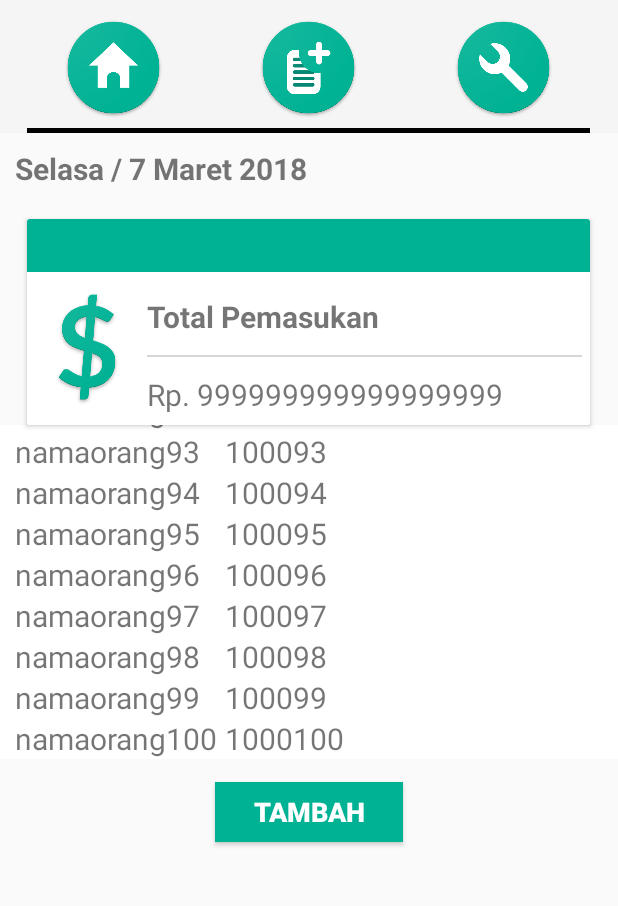
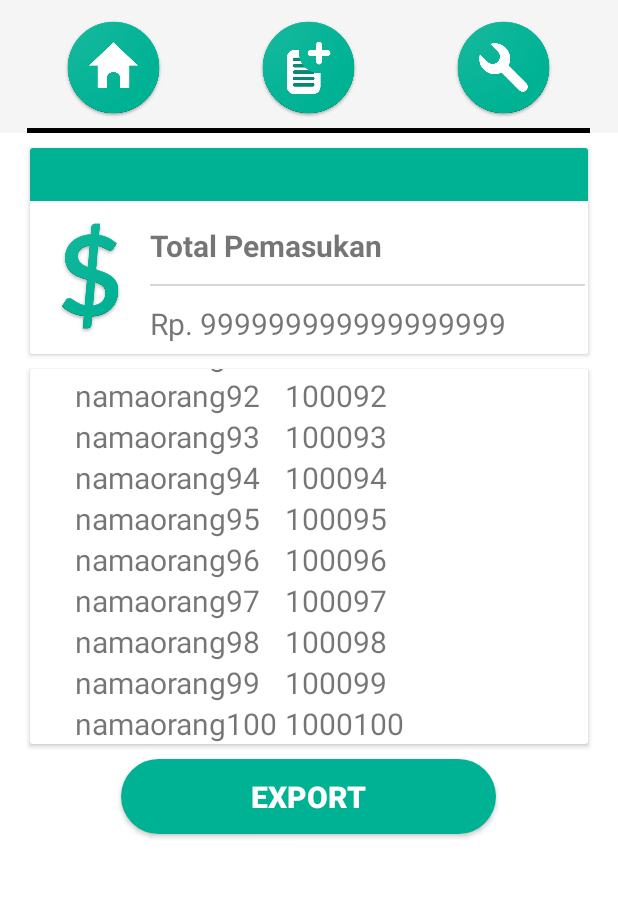
Before and after one commit to arifandis/BayarKas, an Android app: the HomeActivity screen opened directly, with no data from a screen before it, after a tap on an icon or button, on a phone screen of 412 x 824 dp, the part 75-981 px from its top. Run offline under Robolectric (Android 15) with nearby library versions, the phone set to English and light mode, and no system bars; 1 other tap on this screen came first.

Commit message:
Ngerapiin layout

```diff
--- a/app/src/main/java/squad/seven/bayarkas/Fragment/FragmentSimpan.java
+++ b/app/src/main/java/squad/seven/bayarkas/Fragment/FragmentSimpan.java
@@ -24,7 +24,9 @@ public class FragmentSimpan extends Fragment {
     public View onCreateView(LayoutInflater inflater, ViewGroup container,
                              Bundle savedInstanceState) {
         // Inflate the layout for this fragment
-        return inflater.inflate(R.layout.fragment_simpan, container, false);
+        View v = inflater.inflate(R.layout.fragment_simpan, container, false);
+
+        return v;
     }
 
 }
--- a/app/src/main/java/squad/seven/bayarkas/Fragment/FragmentTambahData.java
+++ b/app/src/main/java/squad/seven/bayarkas/Fragment/FragmentTambahData.java
@@ -24,7 +24,9 @@ public class FragmentTambahData extends Fragment {
     public View onCreateView(LayoutInflater inflater, ViewGroup container,
                              Bundle savedInstanceState) {
         // Inflate the layout for this fragment
-        return inflater.inflate(R.layout.fragment_tambah_data, container, false);
+        View v =inflater.inflate(R.layout.fragment_tambah_data, container, false);
+
+        return v;
     }
 
 }
--- a/app/src/main/java/squad/seven/bayarkas/HomeActivity.java
+++ b/app/src/main/java/squad/seven/bayarkas/HomeActivity.java
@@ -7,6 +7,7 @@ import android.support.v7.app.AppCompatActivity;
 import android.os.Bundle;
 import android.view.View;
 import android.widget.Button;
+import android.widget.Toast;
 
 import squad.seven.bayarkas.Fragment.FragmentRekap;
 import squad.seven.bayarkas.Fragment.FragmentSettings;
@@ -15,8 +16,8 @@ import squad.seven.bayarkas.Fragment.ViewHistoryFragment;
 
 public class HomeActivity extends AppCompatActivity {
     AppBarLayout mAppBarLayout;
-    Button mHomeBtn,mRekapBtn,mSettingBtn,mTambahBtn;
-    Fragment fragment;
+    Button mHomeBtn,mRekapBtn,mSettingBtn;
+    int count=0;
 
     @Override
     protected void onCreate(Bundle savedInstanceState) {
@@ -27,58 +28,65 @@ public class HomeActivity extends AppCompatActivity {
         mHomeBtn = findViewById(R.id.home);
         mRekapBtn = findViewById(R.id.rekap);
         mSettingBtn = findViewById(R.id.setting);
-        mTambahBtn = findViewById(R.id.button_tambah);
 
-        toViewContent();
+        firstFragment();
 
-        mTambahBtn.setOnClickListener(new View.OnClickListener() {
+        mHomeBtn.setOnClickListener(new View.OnClickListener() {
             @Override
             public void onClick(View v) {
-                toViewTambahKas();
+                moveToFragment(R.id.home);
             }
         });
-
         mSettingBtn.setOnClickListener(new View.OnClickListener() {
             @Override
             public void onClick(View v) {
-                toViewSetting();
+                moveToFragment(R.id.setting);
             }
         });
-
         mRekapBtn.setOnClickListener(new View.OnClickListener() {
             @Override
             public void onClick(View v) {
-                toViewRekap();
+                moveToFragment(R.id.rekap);
             }
         });
 
     }
 
-    void toViewContent(){
-        fragment = new ViewHistoryFragment();
+    void firstFragment(){
+        Fragment fragment = new ViewHistoryFragment();
         FragmentTransaction transaction = getSupportFragmentManager().beginTransaction();
         transaction.replace(R.id.content_view,fragment);
         transaction.commit();
     }
 
-    void toViewSetting() {
-        fragment = new FragmentSettings();
+    void moveToFragment(int id){
+        Fragment fragment=null;
+        switch (id){
+            case R.id.home:
+                fragment = new ViewHistoryFragment();
+                break;
+            case R.id.rekap:
+                fragment = new FragmentRekap();
+                break;
+            case R.id.setting:
+                fragment = new FragmentSettings();
+                break;
+        }
         FragmentTransaction transaction = getSupportFragmentManager().beginTransaction();
-        transaction.replace(R.id.content_view, fragment);
+        transaction.replace(R.id.content_view,fragment);
         transaction.commit();
     }
 
-    void toViewTambahKas() {
-        fragment = new FragmentTambahKas();
-        FragmentTransaction transaction = getSupportFragmentManager().beginTransaction();
-        transaction.replace(R.id.content_view, fragment);
-        transaction.commit();
-    }
-
-    void toViewRekap() {
-        fragment = new FragmentRekap();
-        FragmentTransaction transaction = getSupportFragmentManager().beginTransaction();
-        transaction.replace(R.id.content_view, fragment);
-        transaction.commit();
+    @Override
+    public void onBackPressed() {
+        count++;
+        switch (count){
+            case 1:
+                Toast.makeText(this, "Tekan sekali lagi untuk keluar", Toast.LENGTH_SHORT).show();
+                break;
+            case 2:
+                finish();
+                break;
+        }
     }
 }
--- a/app/src/main/res/drawable/button_white.xml
+++ b/app/src/main/res/drawable/button_green.xml
@@ -1,6 +1,6 @@
 <?xml version="1.0" encoding="utf-8"?>
 <shape xmlns:android="http://schemas.android.com/apk/res/android"
     android:shape="rectangle" android:padding="10dp">
-    <solid android:color="#ffffff"/>
-    <corners android:radius="20dp"/>
+    <solid android:color="#00B294"/>
+    <corners android:radius="100dp"/>
 </shape>
--- a/app/src/main/res/layout/activity_home.xml
+++ b/app/src/main/res/layout/activity_home.xml
@@ -66,40 +66,10 @@
         android:layout_gravity="center"/>
     </android.support.design.widget.AppBarLayout>
 
-    <TextView
-        android:layout_width="375dp"
-        android:layout_height="wrap_content"
-        android:layout_marginLeft="10dp"
-        android:layout_marginTop="10dp"
-        android:text="Selasa / 7 Maret 2018"
-        android:textSize="20dp"
-        android:textStyle="bold"/>
-
     <LinearLayout
         android:id="@+id/content_view"
         android:layout_width="match_parent"
-        android:layout_height="380dp"
-        android:orientation="vertical">
-
-            <android.support.v7.widget.RecyclerView
-                android:id="@+id/recycler_list_history"
-                android:layout_width="match_parent"
-                android:layout_height="wrap_content">
-
-            </android.support.v7.widget.RecyclerView>
-    </LinearLayout>
-
-    <Button
-        android:id="@+id/button_tambah"
-        android:layout_width="125dp"
-        android:layout_height="40dp"
-        android:background="#00B294"
-        android:text="Tambah"
-        android:textSize="18dp"
-        android:layout_marginTop="15dp"
-        android:textColor="#ffffff"
-        android:layout_gravity="center"
-        android:textStyle="bold"/>
-
+        android:layout_height="match_parent"
+        android:orientation="vertical"></LinearLayout>
 
 </LinearLayout>
--- a/app/src/main/res/layout/fragment_rekap.xml
+++ b/app/src/main/res/layout/fragment_rekap.xml
@@ -3,14 +3,18 @@
     android:layout_width="match_parent"
     android:layout_height="match_parent"
     android:orientation="vertical"
+    android:background="@android:color/white"
     tools:context="squad.seven.bayarkas.Fragment.FragmentRekap">
 
     <!-- TODO: Update blank fragment layout -->
     <android.support.v7.widget.CardView
-        android:layout_width="375dp"
+        android:layout_width="match_parent"
         android:layout_height="wrap_content"
         android:layout_gravity="center"
-        android:layout_marginTop="20dp">
+        android:layout_marginTop="10dp"
+        android:layout_marginRight="20dp"
+        android:layout_marginLeft="20dp"
+        android:layout_marginBottom="10dp">
 
         <LinearLayout
             android:layout_width="match_parent"
@@ -26,9 +30,13 @@
 
                 <Spinner
                     android:id="@+id/bulan"
-                    android:layout_width="match_parent"
                     android:layout_height="35dp"
                     android:background="#00B294"
+                    android:layout_width="fill_parent"
+                    android:drawSelectorOnTop="true"
+                    android:prompt="@string/bulan"
+                    android:entries="@array/spinner"
+                    android:textAlignment="center"
                     >
 
                 </Spinner>
@@ -84,36 +92,41 @@
 
                     </LinearLayout>
                 </LinearLayout>
-
             </LinearLayout>
-
         </LinearLayout>
-
     </android.support.v7.widget.CardView>
 
-
+    <android.support.v7.widget.CardView
+        android:layout_width="match_parent"
+        android:layout_height="wrap_content"
+        android:layout_marginRight="20dp"
+        android:layout_marginLeft="20dp"
+        android:layout_marginBottom="10dp">
         <LinearLayout
             android:layout_width="match_parent"
-        android:layout_height="wrap_content"
+            android:layout_height="250dp"
             android:orientation="vertical">
 
             <android.support.v7.widget.RecyclerView
                 android:id="@+id/recycler_list_rekap"
                 android:layout_width="match_parent"
-            android:layout_height="wrap_content">
+                android:layout_height="wrap_content"
+                android:layout_marginRight="20dp"
+                android:layout_marginLeft="20dp">
 
             </android.support.v7.widget.RecyclerView>
         </LinearLayout>
 
+    </android.support.v7.widget.CardView>
+
     <Button
         android:layout_width="250dp"
-        android:layout_height="60dp"
-        android:background="#00B294"
+        android:layout_height="50dp"
         android:layout_gravity="center"
-        android:layout_marginTop="50dp"
+        android:background="@drawable/button_green"
+        android:text="Export"
+        android:textColor="#ffffff"
         android:textSize="20dp"
-        android:textStyle="bold"
-        android:text="Export"
-        android:textColor="#ffffff"/>
+        android:textStyle="bold" />
 
 </LinearLayout>
--- a/app/src/main/res/layout/fragment_settings.xml
+++ b/app/src/main/res/layout/fragment_settings.xml
@@ -12,8 +12,7 @@
         android:id="@+id/tambah_data"
         android:layout_width="300dp"
         android:layout_height="50dp"
-        android:layout_marginTop="50dp"
-        android:background="#00B294"
+        android:background="@drawable/button_green"
         android:layout_gravity="center"
         android:text="tambah data"
         android:textSize="20dp"
@@ -25,7 +24,7 @@
         android:layout_height="50dp"
         android:layout_gravity="center"
         android:layout_marginTop="30dp"
-        android:background="#00B294"
+        android:background="@drawable/button_green"
         android:text="edit"
         android:textColor="#ffffff"
         android:textSize="20dp" />
--- a/app/src/main/res/layout/fragment_simpan.xml
+++ b/app/src/main/res/layout/fragment_simpan.xml
@@ -46,6 +46,6 @@
         android:textColor="#ffffff"
         android:textSize="18dp"
         android:textStyle="bold"
-        android:background="#00B294"/>
+        android:background="@drawable/button_green"/>
 
 </LinearLayout>
--- a/app/src/main/res/layout/fragment_tambah_data.xml
+++ b/app/src/main/res/layout/fragment_tambah_data.xml
@@ -93,7 +93,7 @@
             android:id="@+id/batal"
             android:layout_width="110dp"
             android:layout_height="40dp"
-            android:background="#00B294"
+            android:background="@drawable/button_green"
             android:text="Batal"
             android:textSize="18dp"
             android:textColor="#ffffff"/>
@@ -102,7 +102,7 @@
             android:id="@+id/simpan"
             android:layout_width="110dp"
             android:layout_height="40dp"
-            android:background="#00B294"
+            android:background="@drawable/button_green"
             android:layout_marginLeft="50dp"
             android:text="Simpan"
             android:textSize="18dp"
--- a/app/src/main/res/values/strings.xml
+++ b/app/src/main/res/values/strings.xml
@@ -3,4 +3,5 @@
 
     <!-- TODO: Remove or change this placeholder text -->
     <string name="hello_blank_fragment">Hello blank fragment</string>
+    <string name="bulan">Bulan</string>
 </resources>
```
Also changed, not shown: app/src/main/java/squad/seven/bayarkas/Fragment/FragmentSettings.java (+22 -0 lines), app/src/main/java/squad/seven/bayarkas/Fragment/FragmentTambahKas.java (+2 -5 lines), app/src/main/res/layout/fragment_list_history.xml (+6 -4 lines), app/src/main/res/layout/fragment_tambah_kas.xml (+6 -5 lines), app/src/main/res/layout/fragment_view_history.xml (+29 -15 lines). Lines whose indentation alone changed are shown as unchanged.
